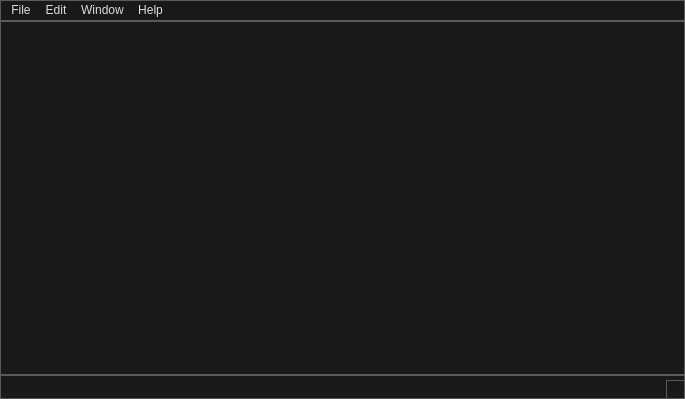
Above: frontend/main/main_window.ui from XmYx/ainodes-pyside before the change. Below: the same form after it.
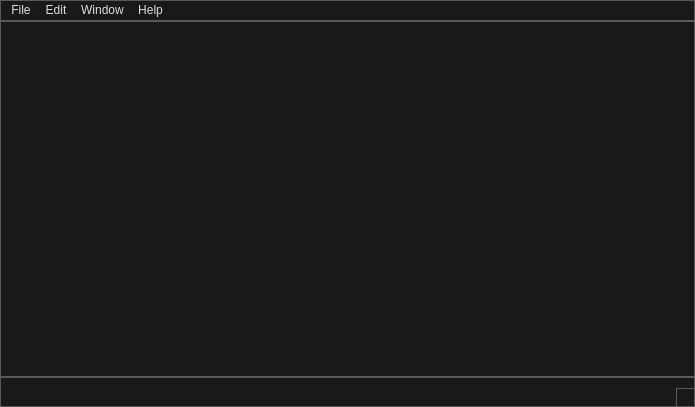
That is the form after the change.

The edit to the form file:
```diff
--- a/frontend/main/main_window.ui
+++ b/frontend/main/main_window.ui
@@ -6,8 +6,8 @@
    <rect>
     <x>0</x>
     <y>0</y>
-    <width>685</width>
-    <height>399</height>
+    <width>695</width>
+    <height>407</height>
    </rect>
   </property>
   <property name="baseSize">
@@ -311,7 +311,7 @@
     <rect>
      <x>0</x>
      <y>0</y>
-     <width>685</width>
+     <width>695</width>
      <height>20</height>
     </rect>
    </property>
@@ -353,7 +353,20 @@
    <addaction name="menuWindow"/>
    <addaction name="menuHelp"/>
   </widget>
-  <widget class="QStatusBar" name="statusbar"/>
+  <widget class="QStatusBar" name="statusbar">
+   <property name="minimumSize">
+    <size>
+     <width>0</width>
+     <height>30</height>
+    </size>
+   </property>
+   <property name="baseSize">
+    <size>
+     <width>0</width>
+     <height>200</height>
+    </size>
+   </property>
+  </widget>
   <action name="actionaiNodes_Help">
    <property name="text">
     <string>aiNodes Help</string>
```
